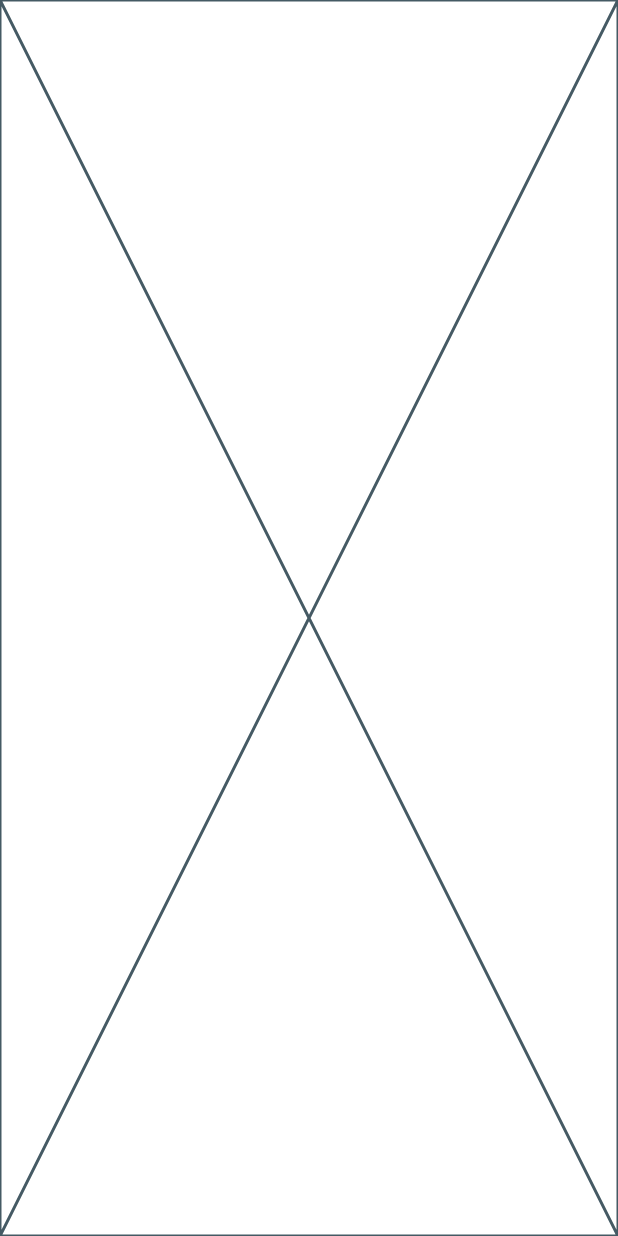
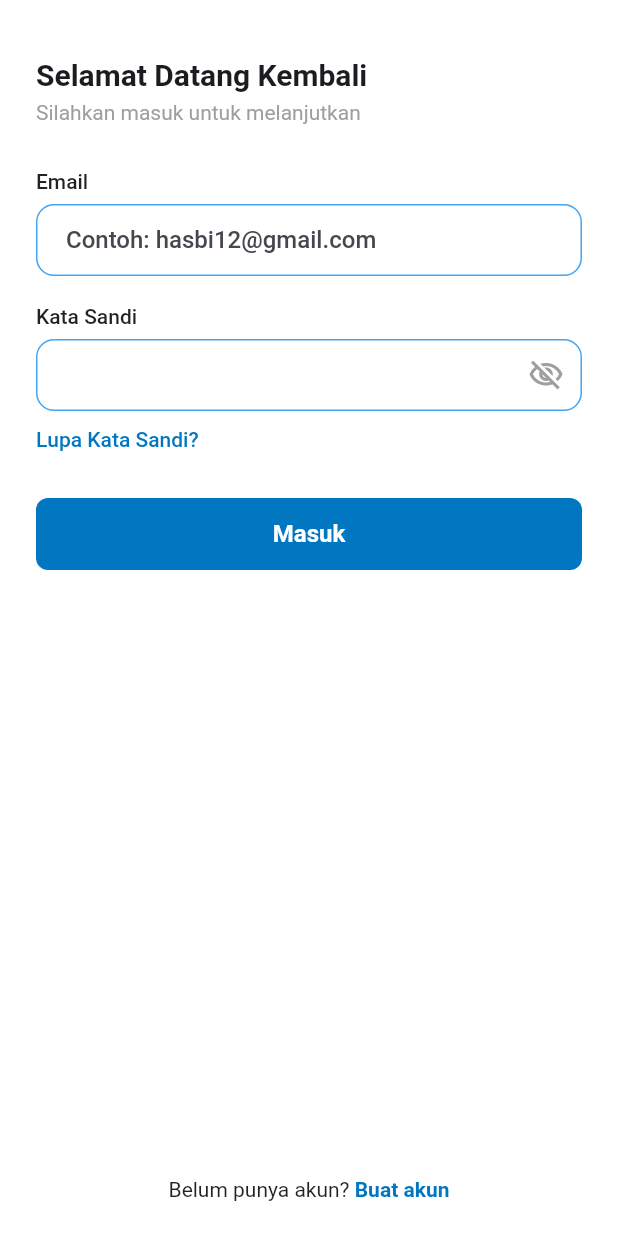
Before and after one commit to aliftheprogramer/pp-hasbi-ikan, a Flutter app: the screen it shows after launch, on a phone screen of 412 x 824 dp. Run offline on Flutter 3.47's test engine with Material 3 defaults, Android fonts, the phone set to English and light mode, and no system bars; our stand-ins replace dio, equatable, flutter_bloc, get_it, google_fonts, logger and 1 more.

Commit message:
feat: Implement login and registration screens with bloc integration and a new custom button component.

```diff
--- a/lib/common/widget/custom_button.dart
+++ b/lib/common/widget/custom_button.dart
@@ -0,0 +1,61 @@
+import 'package:flutter/material.dart';
+import 'package:pui_bhasbi_mobile/common/theme/app_theme.dart';
+
+class CustomButton extends StatelessWidget {
+  final String text;
+  final VoidCallback? onPressed;
+  final Color? backgroundColor;
+  final Color? textColor;
+  final double? width;
+  final double height;
+  final bool isLoading;
+
+  const CustomButton({
+    super.key,
+    required this.text,
+    required this.onPressed,
+    this.backgroundColor,
+    this.textColor,
+    this.width = double.infinity,
+    this.height = 48,
+    this.isLoading = false,
+  });
+
+  @override
+  Widget build(BuildContext context) {
+    return SizedBox(
+      width: width,
+      height: height,
+      child: ElevatedButton(
+        onPressed: isLoading ? null : onPressed,
+        style: ElevatedButton.styleFrom(
+          backgroundColor:
+              backgroundColor ??
+              const Color(0xFF0077C0), // Main Blue from image
+          foregroundColor: textColor ?? Colors.white,
+          shape: RoundedRectangleBorder(
+            borderRadius: BorderRadius.circular(8), // Rounded corners
+          ),
+          elevation: 0, // Flat look as per image
+        ),
+        child: isLoading
+            ? const SizedBox(
+                height: 20,
+                width: 20,
+                child: CircularProgressIndicator(
+                  strokeWidth: 2,
+                  valueColor: AlwaysStoppedAnimation<Color>(Colors.white),
+                ),
+              )
+            : Text(
+                text,
+                style: AppTheme.title.copyWith(
+                  color: textColor ?? Colors.white,
+                  fontSize: 16,
+                  fontWeight: FontWeight.w600,
+                ),
+              ),
+      ),
+    );
+  }
+}
--- a/lib/core/constant/api_urls.dart
+++ b/lib/core/constant/api_urls.dart
@@ -1,6 +1,6 @@
 class ApiUrls {
   static const String baseUrl =
       "https://beetle-sincere-obviously.ngrok-free.app/api";
-  static const String login = "/auth/login";
-  static const String register = "/auth/register";
+  static const String login = "$baseUrl/auth/login";
+  static const String register = "$baseUrl/auth/register";
 }
--- a/lib/core/services/service_locator.dart
+++ b/lib/core/services/service_locator.dart
@@ -1,6 +1,7 @@
 import 'package:get_it/get_it.dart';
 import 'package:logger/web.dart';
 import 'package:pui_bhasbi_mobile/common/bloc/auth/auth_cubit.dart';
+import 'package:pui_bhasbi_mobile/common/bloc/nav/nav_cubit.dart';
 import 'package:pui_bhasbi_mobile/core/networks/dio_client.dart';
 import 'package:pui_bhasbi_mobile/features/auth/data/repository/auth_repository_impl.dart';
 import 'package:pui_bhasbi_mobile/features/auth/data/source/auth_api_service.dart';
@@ -36,4 +37,5 @@ Future<void> setUpServiceLocator() async {
   // BLoCs
   sl.registerFactory<AuthBloc>(() => AuthBloc(sl(), sl()));
   sl.registerLazySingleton<AuthStateCubit>(() => AuthStateCubit());
+  sl.registerLazySingleton<NavigationCubit>(() => NavigationCubit());
 }
--- a/lib/features/auth/presentation/pages/auth_pages.dart
+++ b/lib/features/auth/presentation/pages/auth_pages.dart
@@ -1,10 +1,62 @@
 import 'package:flutter/material.dart';
+import 'package:pui_bhasbi_mobile/common/theme/app_theme.dart';
+import 'package:pui_bhasbi_mobile/features/auth/presentation/pages/login_screen.dart';
+import 'package:pui_bhasbi_mobile/features/auth/presentation/pages/register_screen.dart';
 
-class AuthPages extends StatelessWidget {
+class AuthPages extends StatefulWidget {
   const AuthPages({super.key});
 
   @override
+  State<AuthPages> createState() => _AuthPagesState();
+}
+
+class _AuthPagesState extends State<AuthPages> {
+  // true = Login, false = Register
+  bool _showLogin = true;
+
+  @override
   Widget build(BuildContext context) {
-    return const Placeholder();
+    return Scaffold(
+      backgroundColor: Colors.white,
+      body: SafeArea(
+        child: Column(
+          children: [
+            Expanded(
+              child: SingleChildScrollView(
+                child: _showLogin
+                    ? const LoginScreen()
+                    : const RegisterScreen(),
+              ),
+            ),
+            Padding(
+              padding: const EdgeInsets.only(bottom: 24.0, top: 16.0),
+              child: Row(
+                mainAxisAlignment: MainAxisAlignment.center,
+                children: [
+                  Text(
+                    _showLogin ? "Belum punya akun? " : "Sudah punya akun? ",
+                    style: AppTheme.body.copyWith(color: Colors.black87),
+                  ),
+                  GestureDetector(
+                    onTap: () {
+                      setState(() {
+                        _showLogin = !_showLogin;
+                      });
+                    },
+                    child: Text(
+                      _showLogin ? "Buat akun" : "Masuk",
+                      style: AppTheme.body.copyWith(
+                        color: const Color(0xFF0077C0),
+                        fontWeight: FontWeight.bold,
+                      ),
+                    ),
+                  ),
+                ],
+              ),
+            ),
+          ],
+        ),
+      ),
+    );
   }
 }
--- a/lib/features/auth/presentation/pages/login_screen.dart
+++ b/lib/features/auth/presentation/pages/login_screen.dart
@@ -0,0 +1,118 @@
+import 'package:flutter/material.dart';
+import 'package:flutter_bloc/flutter_bloc.dart';
+import 'package:pui_bhasbi_mobile/common/bloc/auth/auth_cubit.dart';
+import 'package:pui_bhasbi_mobile/common/theme/app_theme.dart';
+import 'package:pui_bhasbi_mobile/common/widget/custom_button.dart';
+import 'package:pui_bhasbi_mobile/common/widget/text_form_field_custom.dart';
+import 'package:pui_bhasbi_mobile/features/auth/domain/entity/login_request_entity.dart';
+import 'package:pui_bhasbi_mobile/features/auth/presentation/bloc/auth_bloc.dart';
+import 'package:pui_bhasbi_mobile/features/auth/presentation/bloc/auth_event.dart';
+import 'package:pui_bhasbi_mobile/features/auth/presentation/bloc/auth_state.dart'
+    as bloc;
+
+class LoginScreen extends StatefulWidget {
+  const LoginScreen({super.key});
+
+  @override
+  State<LoginScreen> createState() => _LoginScreenState();
+}
+
+class _LoginScreenState extends State<LoginScreen> {
+  final TextEditingController _emailController = TextEditingController();
+  final TextEditingController _passwordController = TextEditingController();
+
+  @override
+  void dispose() {
+    _emailController.dispose();
+    _passwordController.dispose();
+    super.dispose();
+  }
+
+  void _onLogin() {
+    final email = _emailController.text;
+    final password = _passwordController.text;
+
+    if (email.isNotEmpty && password.isNotEmpty) {
+      context.read<AuthBloc>().add(
+        LoginEvent(LoginRequestEntity(email: email, password: password)),
+      );
+    } else {
+      ScaffoldMessenger.of(context).showSnackBar(
+        const SnackBar(content: Text("Email dan Password harus diisi")),
+      );
+    }
+  }
+
+  @override
+  Widget build(BuildContext context) {
+    return BlocListener<AuthBloc, bloc.AuthState>(
+      listener: (context, state) {
+        if (state is bloc.AuthSuccess) {
+          // Trigger global auth refresh to navigate to Home
+          context.read<AuthStateCubit>().appStarted();
+        } else if (state is bloc.AuthFailure) {
+          ScaffoldMessenger.of(
+            context,
+          ).showSnackBar(SnackBar(content: Text(state.error as String)));
+        }
+      },
+      child: Padding(
+        padding: const EdgeInsets.symmetric(horizontal: 24.0),
+        child: Column(
+          crossAxisAlignment: CrossAxisAlignment.start,
+          children: [
+            const SizedBox(height: 40),
+            Text(
+              "Selamat Datang Kembali",
+              style: AppTheme.title.copyWith(fontWeight: FontWeight.bold),
+            ),
+            const SizedBox(height: 8),
+            Text(
+              "Silahkan masuk untuk melanjutkan",
+              style: AppTheme.subtitle.copyWith(color: Colors.grey),
+            ),
+            const SizedBox(height: 32),
+            CustomTextFormField(
+              label: "Email",
+              hintText: "Contoh: hasbi12@gmail.com",
+              keyboardType: TextInputType.emailAddress,
+              controller: _emailController,
+            ),
+            const SizedBox(height: 20),
+            CustomTextFormField(
+              label: "Kata Sandi",
+              isPassword: true,
+              controller: _passwordController,
+            ),
+            const SizedBox(height: 12),
+            Align(
+              alignment: Alignment.centerLeft,
+              child: GestureDetector(
+                onTap: () {
+                  // TODO: Handle Forgot Password
+                },
+                child: Text(
+                  "Lupa Kata Sandi?",
+                  style: AppTheme.body.copyWith(
+                    color: const Color(0xFF0077C0),
+                    fontWeight: FontWeight.w500,
+                  ),
+                ),
+              ),
+            ),
+            const SizedBox(height: 32),
+            BlocBuilder<AuthBloc, bloc.AuthState>(
+              builder: (context, state) {
+                return CustomButton(
+                  text: "Masuk",
+                  isLoading: state is bloc.AuthLoading,
+                  onPressed: _onLogin,
+                );
+              },
+            ),
+          ],
+        ),
+      ),
+    );
+  }
+}
--- a/lib/main.dart
+++ b/lib/main.dart
@@ -6,6 +6,7 @@ import 'package:pui_bhasbi_mobile/common/bloc/nav/nav_cubit.dart';
 import 'package:pui_bhasbi_mobile/common/pages/main_navigation_container.dart';
 import 'package:pui_bhasbi_mobile/common/theme/app_theme.dart';
 import 'package:pui_bhasbi_mobile/core/services/service_locator.dart';
+import 'package:pui_bhasbi_mobile/features/auth/presentation/bloc/auth_bloc.dart';
 import 'package:pui_bhasbi_mobile/features/auth/presentation/pages/auth_pages.dart';
 
 void main() async {
@@ -31,7 +32,10 @@ class MyApp extends StatelessWidget {
             if (state is Authenticated) {
               return MainNavigationContainer();
             } else if (state is UnAuthenticated) {
-              return const AuthPages();
+              return BlocProvider(
+                create: (context) => sl<AuthBloc>(),
+                child: const AuthPages(),
+              );
             } else {
               return const Scaffold(
                 body: Center(child: CircularProgressIndicator()),
```
Also changed, not shown: lib/features/auth/presentation/pages/register_screen.dart (+134 -0 lines).
